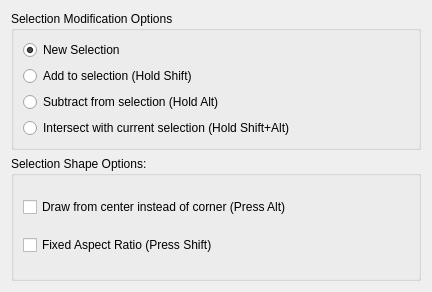
The window that designer/SelectionModificationWidgetUi.ui (skitzycat/beedraw) describes before a commit, drawn with Qt 5.
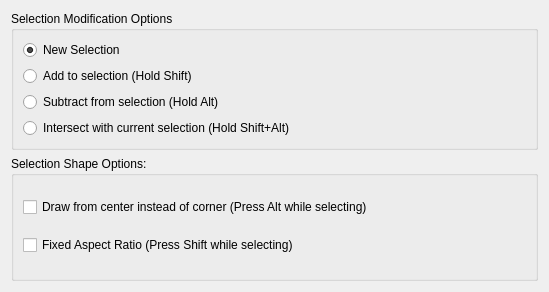
The same window after the commit.

Commit message: selections are now a single path, grow and shrink selections now avaialable

What changed in the file:
```diff
--- a/designer/SelectionModificationWidgetUi.ui
+++ b/designer/SelectionModificationWidgetUi.ui
@@ -5,7 +5,7 @@
    <rect>
     <x>0</x>
     <y>0</y>
-    <width>432</width>
+    <width>549</width>
     <height>292</height>
    </rect>
   </property>
@@ -65,14 +65,14 @@
       <item>
        <widget class="QCheckBox" name="checkBox_draw_center" >
         <property name="text" >
-         <string>Draw from center instead of corner (Press Alt)</string>
+         <string>Draw from center instead of corner (Press Alt while selecting)</string>
         </property>
        </widget>
       </item>
       <item>
        <widget class="QCheckBox" name="checkBox_fixed_aspect" >
         <property name="text" >
-         <string>Fixed Aspect Ratio (Press Shift)</string>
+         <string>Fixed Aspect Ratio (Press Shift while selecting)</string>
         </property>
        </widget>
       </item>
```
The commit also changes 5 other files.
